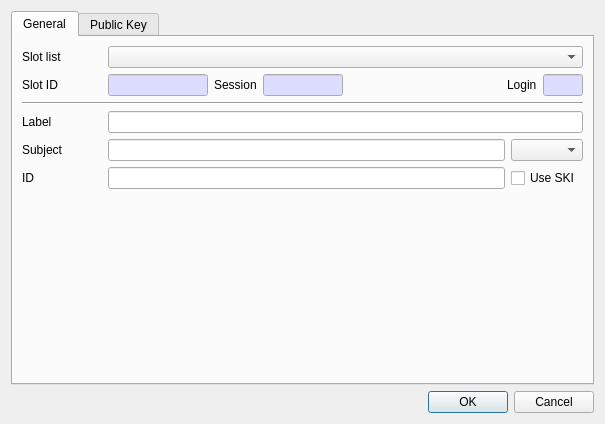
This is CryptokiMan/create_dsa_pub_key_dlg.ui in jykim74/CryptokiMan as Qt 5 draws it before an edit. The edited form follows.
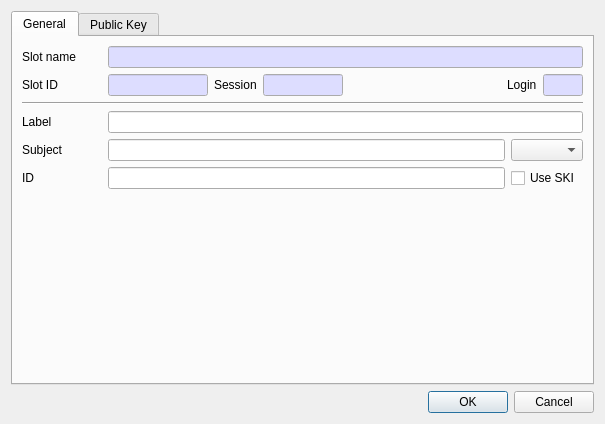
This is the edited form.

Commit message: Slot List 를 모두 Slot Name 변경

Patch:
```diff
--- a/CryptokiMan/create_dsa_pub_key_dlg.ui
+++ b/CryptokiMan/create_dsa_pub_key_dlg.ui
@@ -6,7 +6,7 @@
    <rect>
     <x>0</x>
     <y>0</y>
-    <width>581</width>
+    <width>583</width>
     <height>424</height>
    </rect>
   </property>
@@ -38,17 +38,41 @@
             </size>
            </property>
            <property name="text">
-            <string>Slot list</string>
+            <string>Slot name</string>
            </property>
           </widget>
          </item>
          <item row="0" column="1">
-          <widget class="QComboBox" name="mSlotsCombo">
-           <property name="sizePolicy">
-            <sizepolicy hsizetype="Preferred" vsizetype="Fixed">
-             <horstretch>1</horstretch>
-             <verstretch>0</verstretch>
-            </sizepolicy>
+          <widget class="QLineEdit" name="mSlotNameText">
+           <property name="palette">
+            <palette>
+             <active>
+              <colorrole role="Base">
+               <brush brushstyle="SolidPattern">
+                <color alpha="255">
+                 <red>221</red>
+                 <green>221</green>
+                 <blue>255</blue>
+                </color>
+               </brush>
+              </colorrole>
+             </active>
+             <inactive>
+              <colorrole role="Base">
+               <brush brushstyle="SolidPattern">
+                <color alpha="255">
+                 <red>221</red>
+                 <green>221</green>
+                 <blue>255</blue>
+                </color>
+               </brush>
+              </colorrole>
+             </inactive>
+             <disabled/>
+            </palette>
+           </property>
+           <property name="readOnly">
+            <bool>true</bool>
            </property>
           </widget>
          </item>
```
Left out of the diff: 1 changed line with no effect on the pictures. The commit also changes 116 other files.
